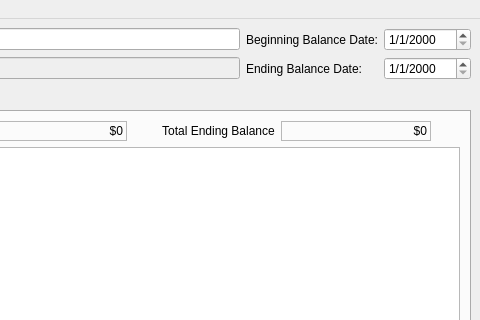
Before: the Qt Designer form ui/MainWindow2.ui in herrsmitty8128/ConsolidationBuilder, drawn with Qt 5; both pictures show x 720 to 1200 and y 0 to 320 of the 1200 by 860 pixel window.
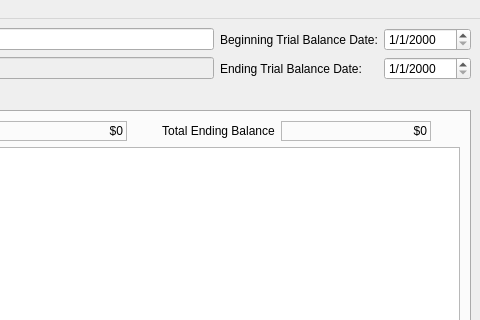
After: the same form once the commit is applied. Icons and pictures are not drawn.

Patch:
```diff
--- a/ui/MainWindow2.ui
+++ b/ui/MainWindow2.ui
@@ -36,7 +36,7 @@
           <item row="0" column="3">
            <widget class="QLabel" name="label_2">
             <property name="text">
-             <string>Beginning Balance Date:</string>
+             <string>Beginning Trial Balance Date:</string>
             </property>
            </widget>
           </item>
@@ -60,7 +60,7 @@
           <item row="1" column="3">
            <widget class="QLabel" name="label_3">
             <property name="text">
-             <string>Ending Balance Date:</string>
+             <string>Ending Trial Balance Date:</string>
             </property>
            </widget>
           </item>
```
